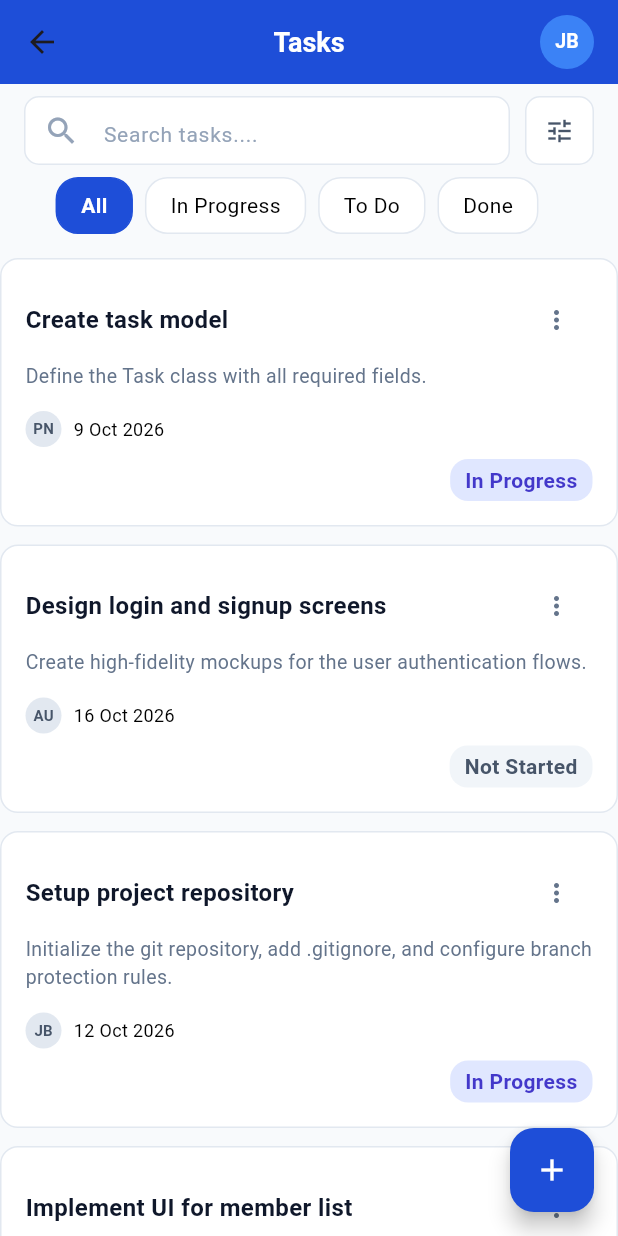
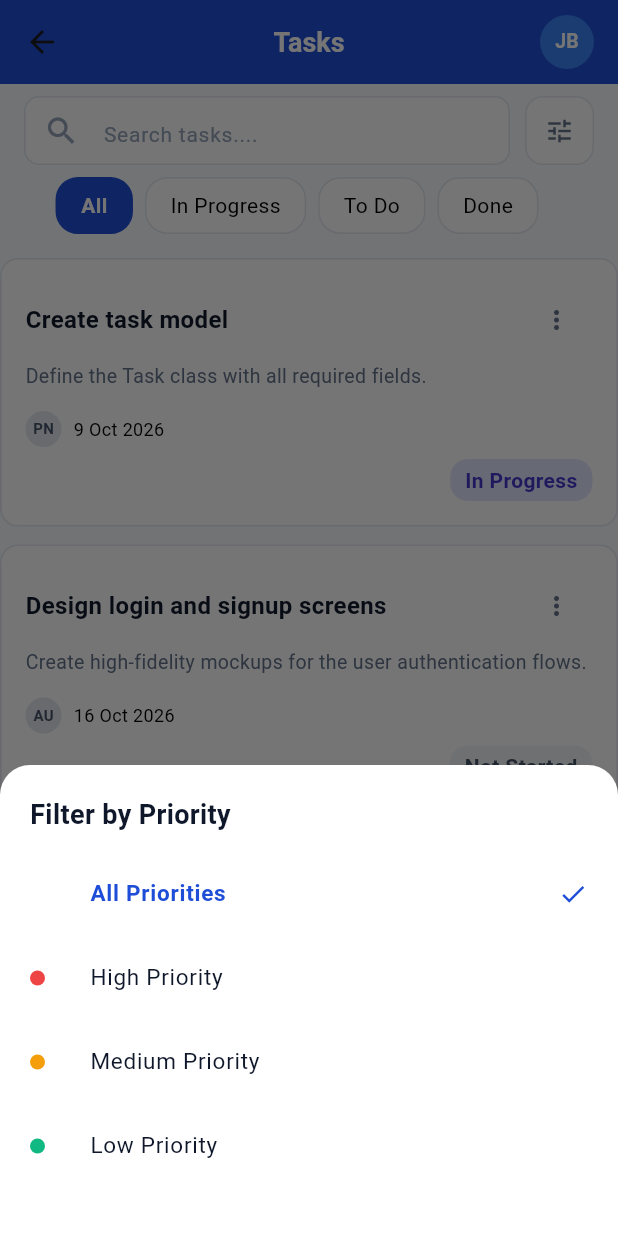
Before and after one commit to L-nsamba/Group13_Formative_Assignment1, a Flutter app: the TaskListScreen screen opened by its route, after a tap on the "tune" icon, on a phone screen of 412 x 824 dp. Run offline on Flutter 3.47's test engine with Material 3 defaults, Android fonts, the phone set to English and light mode, and no system bars; accounts and stored records are empty.

Commit message:
Completed filter by priority on far right icon

```diff
--- a/project_task_tracker/lib/screens/task_list_screen.dart
+++ b/project_task_tracker/lib/screens/task_list_screen.dart
@@ -17,9 +17,10 @@ class _TaskListScreen extends State<TaskListScreen> {
   String selectedFilter = "All";
   //final taskList = buildSeedTasks();
   late List<Task> taskList;
+  Priority? selectedPriority;
 
   // filtering logic
-  List<Task> get filteredTasks {
+  /*List<Task> get filteredTasks {
       // 1. If "All" is active, return the entire list
       if (selectedFilter == 'All') {
         return taskList;
@@ -39,6 +40,30 @@ class _TaskListScreen extends State<TaskListScreen> {
           default:
             return true;
         }
+      }).toList();
+  }*/
+  List<Task> get filteredTasks {
+  return taskList.where((task) {
+    // Status Filter (from the horizontal chips)
+    bool matchesStatus = true;
+    if (selectedFilter == 'In Progress') {
+      matchesStatus = task.status == TaskStatus.inProgress;
+    } else if (selectedFilter == 'Not Started') {
+      matchesStatus = task.status == TaskStatus.notStarted;
+    } else if (selectedFilter == 'To Do') {
+      matchesStatus = task.status == TaskStatus.todo;
+    } else if (selectedFilter == 'Done') {
+      matchesStatus = task.status == TaskStatus.done;
+    }
+
+    // Priority Filter (from the Icon.tune button)
+    bool matchesPriority = true;
+    if (selectedPriority != null) {
+      matchesPriority = task.priority == selectedPriority;
+    }
+
+    // Both conditions must be true for the card to display
+    return matchesStatus && matchesPriority;
   }).toList();
   }
 
@@ -104,6 +129,93 @@ class _TaskListScreen extends State<TaskListScreen> {
       orElse: () => Member(id: '', name: 'Unassigned User', role: 'No Role'),
     );
   }
+  void _showPriorityFilterSheet() {
+  showModalBottomSheet(
+    context: context,
+    backgroundColor: Colors.white,
+    shape: const RoundedRectangleBorder(
+      borderRadius: BorderRadius.vertical(top: Radius.circular(20)),
+    ),
+    builder: (BuildContext context) {
+      return Padding(
+        padding: const EdgeInsets.symmetric(horizontal: 20.0, vertical: 20.0),
+        child: Column(
+          mainAxisSize: MainAxisSize.min, // Takes only as much vertical height as needed
+          crossAxisAlignment: CrossAxisAlignment.start,
+          children: [
+            // Header Row with Title and Reset button
+            Row(
+              mainAxisAlignment: MainAxisAlignment.spaceBetween,
+              children: [
+                const Text(
+                  'Filter by Priority',
+                  style: TextStyle(
+                    fontSize: 18,
+                    fontWeight: FontWeight.bold,
+                    color: Color(0xFF0F172A),
+                  ),
+                ),
+                if (selectedPriority != null)
+                  TextButton(
+                    onPressed: () {
+                      setState(() {
+                        selectedPriority = null; // Clear filter
+                      });
+                      Navigator.pop(context);
+                    },
+                    child: const Text(
+                      'Reset',
+                      style: TextStyle(color: Color(0xFFEF4444)),
+                    ),
+                  ),
+              ],
+            ),
+            const SizedBox(height: 12),
+
+            // Priority options
+            _buildPriorityTile('All Priorities', null),
+            _buildPriorityTile('High Priority', Priority.high, const Color(0xFFEF4444)),
+            _buildPriorityTile('Medium Priority', Priority.medium, const Color(0xFFF59E0B)),
+            _buildPriorityTile('Low Priority', Priority.low, const Color(0xFF10B981)),
+            const SizedBox(height: 12),
+          ],
+        ),
+      );
+    },
+  );
+}
+
+Widget _buildPriorityTile(String label, Priority? priority, [Color? dotColor]) {
+  final bool isSelected = selectedPriority == priority;
+
+  return ListTile(
+    contentPadding: EdgeInsets.zero,
+    leading: dotColor != null
+        ? Container(
+            width: 10,
+            height: 10,
+            decoration: BoxDecoration(color: dotColor, shape: BoxShape.circle),
+          )
+        : const SizedBox(width: 10),
+    title: Text(
+      label,
+      style: TextStyle(
+        fontSize: 15,
+        fontWeight: isSelected ? FontWeight.w600 : FontWeight.normal,
+        color: isSelected ? const Color(0xFF1E4ED8) : const Color(0xFF0F172A),
+      ),
+    ),
+    trailing: isSelected
+        ? const Icon(Icons.check, color: Color(0xFF1E4ED8), size: 20)
+        : null,
+    onTap: () {
+      setState(() {
+        selectedPriority = priority;
+      });
+      Navigator.pop(context); // Dismiss the sheet
+    },
+  );
+  }
 
   @override
   Widget build(BuildContext context) {
@@ -116,13 +228,6 @@ class _TaskListScreen extends State<TaskListScreen> {
         backgroundColor: darkBlue,
         elevation: 0,
         centerTitle: true,
-        // I think it is okay if we remove menu icon, I don't see its importance
-        /*leading: IconButton(
-            icon: const Icon(Icons.menu, color: Colors.white),
-            onPressed: () {
-              // Can open a drawer or show navigation
-            },
-          )*/
         title: const Text(
           'Tasks',
           style: TextStyle(
@@ -131,7 +236,7 @@ class _TaskListScreen extends State<TaskListScreen> {
             fontWeight: FontWeight.w600,
           ),
         ),
-        // 3. User Avatar
+        // User Avatar
         actions: [
           Padding(
             padding: const EdgeInsets.only(right: 16.0),
@@ -146,8 +251,6 @@ class _TaskListScreen extends State<TaskListScreen> {
                   fontWeight: FontWeight.w600,
                 ),
               ),
-
-              // Lighter blue accent
             ),
           ),
         ],
@@ -185,21 +288,25 @@ class _TaskListScreen extends State<TaskListScreen> {
                   ),
                 ),
                 const SizedBox(width: 10),
-                Container(
+                GestureDetector(
+                  onTap: _showPriorityFilterSheet,
+                  child: Container(
                     width: 46,
                     height: 46,
                     decoration: BoxDecoration(
-                    color: Colors.white,
-                    border: Border.all(color: const Color(0xFFE2E8F0)),
-                    borderRadius: BorderRadius.circular(10),
+                      color: selectedPriority != null ? const Color(0xFF1E4ED8) : Colors.white,
+                      border: Border.all(
+                        color: selectedPriority != null
+                            ? const Color(0xFF1E4ED8)
+                            : const Color(0xFFE2E8F0),
                       ),
-                  child: IconButton(
-                    icon: const Icon(
+                      borderRadius: BorderRadius.circular(12),
+                    ),
+                    child: Icon(
                         Icons.tune,
-                      color: Color(0xFF475569),
+                        color: selectedPriority != null ? Colors.white : const Color(0xFF64748B),
                         size: 20,
                       ),
-                    onPressed: () => {},
                   ),
                 ),
               ],
```
Lines whose indentation alone changed are shown as unchanged.
